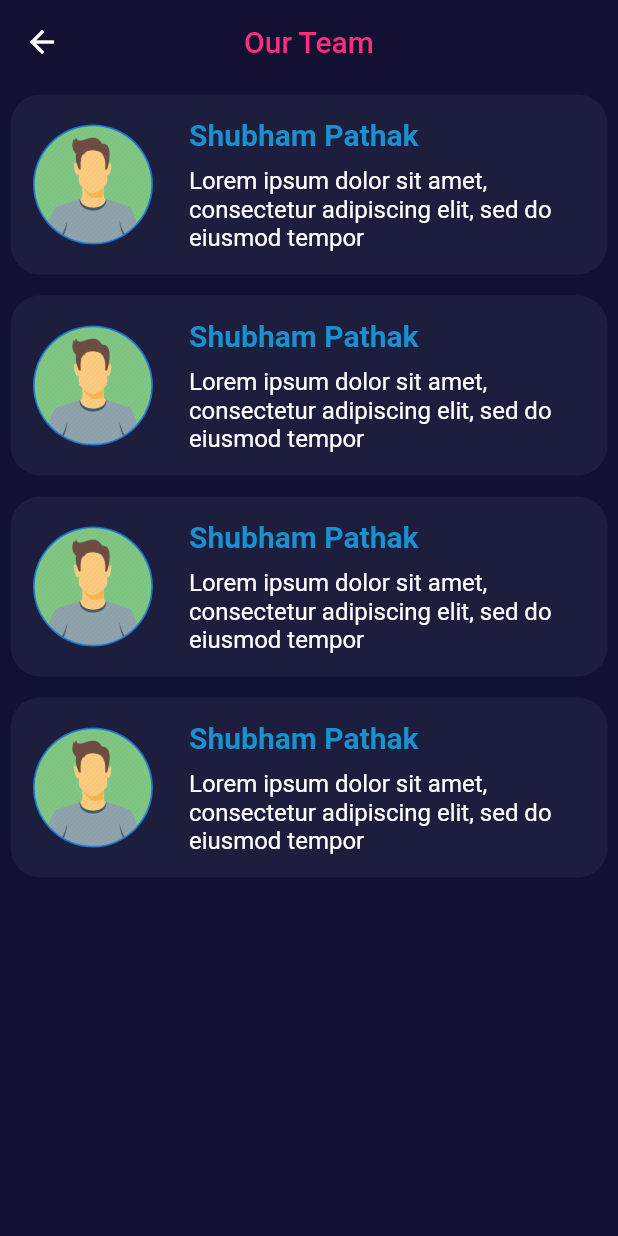
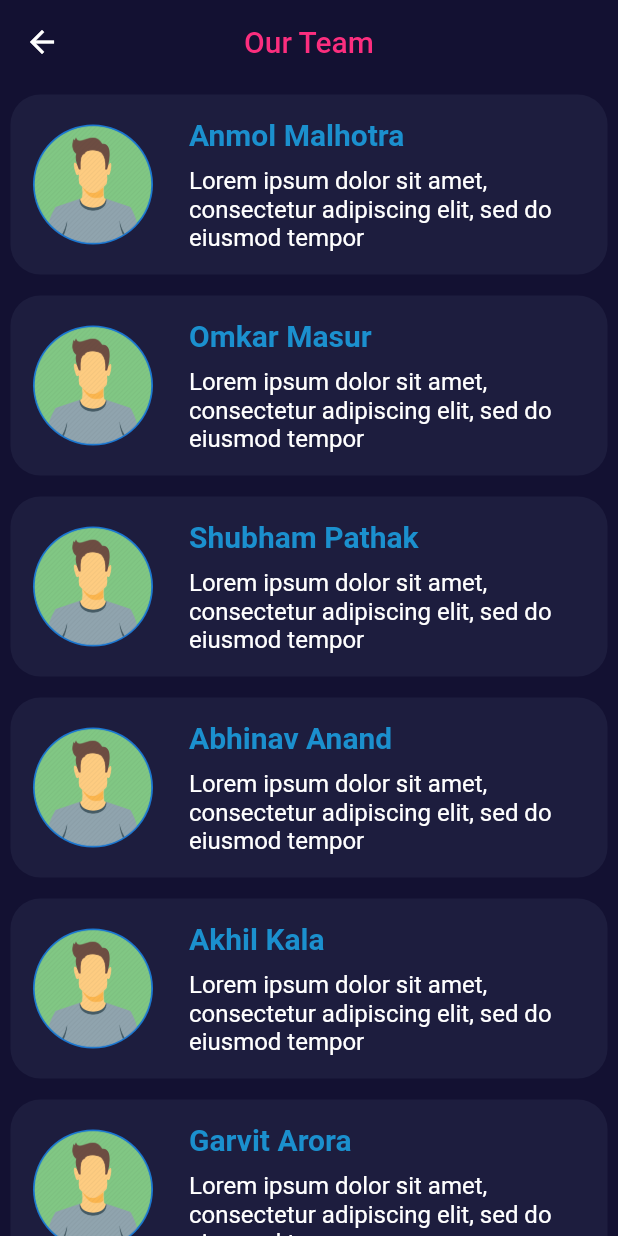
Before and after one commit to magj28/manipalSocialApp, a Flutter app: the OurTeam screen opened by its route, on a phone screen of 412 x 824 dp. Run offline on Flutter 3.47's test engine with Material 2 defaults, Android fonts, the phone set to English and light mode, and no system bars; our stand-ins replace flutter_datetime_picker, flutter_secure_storage, splashscreen; accounts and stored records are empty; network calls fail.

```diff
--- a/manipalsocial/lib/UI/screens/OurTeam.dart
+++ b/manipalsocial/lib/UI/screens/OurTeam.dart
@@ -20,7 +20,12 @@ class OurTeam extends StatelessWidget {
         children: [
           CustomCard(
             imageurl: "assets/images/person.png",
-            name: "Shubham Pathak",
+            name: "Anmol Malhotra",
+            info: "Lorem ipsum dolor sit amet, consectetur adipiscing elit, sed do eiusmod tempor",
+          ),
+          CustomCard(
+            imageurl: "assets/images/person.png",
+            name: "Omkar Masur",
             info: "Lorem ipsum dolor sit amet, consectetur adipiscing elit, sed do eiusmod tempor",
           ),
           CustomCard(
@@ -30,12 +35,32 @@ class OurTeam extends StatelessWidget {
           ),
           CustomCard(
             imageurl: "assets/images/person.png",
-            name: "Shubham Pathak",
+            name: "Abhinav Anand",
             info: "Lorem ipsum dolor sit amet, consectetur adipiscing elit, sed do eiusmod tempor",
           ),
           CustomCard(
             imageurl: "assets/images/person.png",
-            name: "Shubham Pathak",
+            name: "Akhil Kala",
+            info: "Lorem ipsum dolor sit amet, consectetur adipiscing elit, sed do eiusmod tempor",
+          ),
+          CustomCard(
+            imageurl: "assets/images/person.png",
+            name: "Garvit Arora",
+            info: "Lorem ipsum dolor sit amet, consectetur adipiscing elit, sed do eiusmod tempor",
+          ),
+          CustomCard(
+            imageurl: "assets/images/person.png",
+            name: "Hemangi Jain",
+            info: "Lorem ipsum dolor sit amet, consectetur adipiscing elit, sed do eiusmod tempor",
+          ),
+          CustomCard(
+            imageurl: "assets/images/person.png",
+            name: "Sanjna Siboo",
+            info: "Lorem ipsum dolor sit amet, consectetur adipiscing elit, sed do eiusmod tempor",
+          ),
+          CustomCard(
+            imageurl: "assets/images/person.png",
+            name: "Tinku Choudhary",
             info: "Lorem ipsum dolor sit amet, consectetur adipiscing elit, sed do eiusmod tempor",
           ),
         ],
--- a/manipalsocial/lib/UI/screens/chatScreen.dart
+++ b/manipalsocial/lib/UI/screens/chatScreen.dart
@@ -32,7 +32,9 @@ class _ChatScreenState extends State<ChatScreen> {
   @override
   Widget build(BuildContext context) {
     return Scaffold(
-        bottomSheet: Row(
+        bottomNavigationBar: BottomAppBar(
+          color:Color(0xff131132),
+          child: Row(
             mainAxisAlignment: MainAxisAlignment.spaceEvenly,
             children: [
               Expanded(
@@ -65,6 +67,7 @@ class _ChatScreenState extends State<ChatScreen> {
                     }
                   }),
             ],
+          ),
         ),
         backgroundColor: Color(0xff131132),
         appBar: AppBar(
--- a/manipalsocial/lib/main.dart
+++ b/manipalsocial/lib/main.dart
@@ -20,7 +20,6 @@ import 'package:manipalsocial/logic/viewModels/experienceViewModel.dart';
 import 'package:manipalsocial/logic/viewModels/placeViewModel.dart';
 import 'package:manipalsocial/logic/viewModels/userViewModel.dart';
 import 'package:provider/provider.dart';
-
 import 'logic/viewModels/eventViewModel.dart';
 
 void main() {
```
Also changed, not shown: manipalsocial/pubspec.lock. Lines whose indentation alone changed are shown as unchanged.
